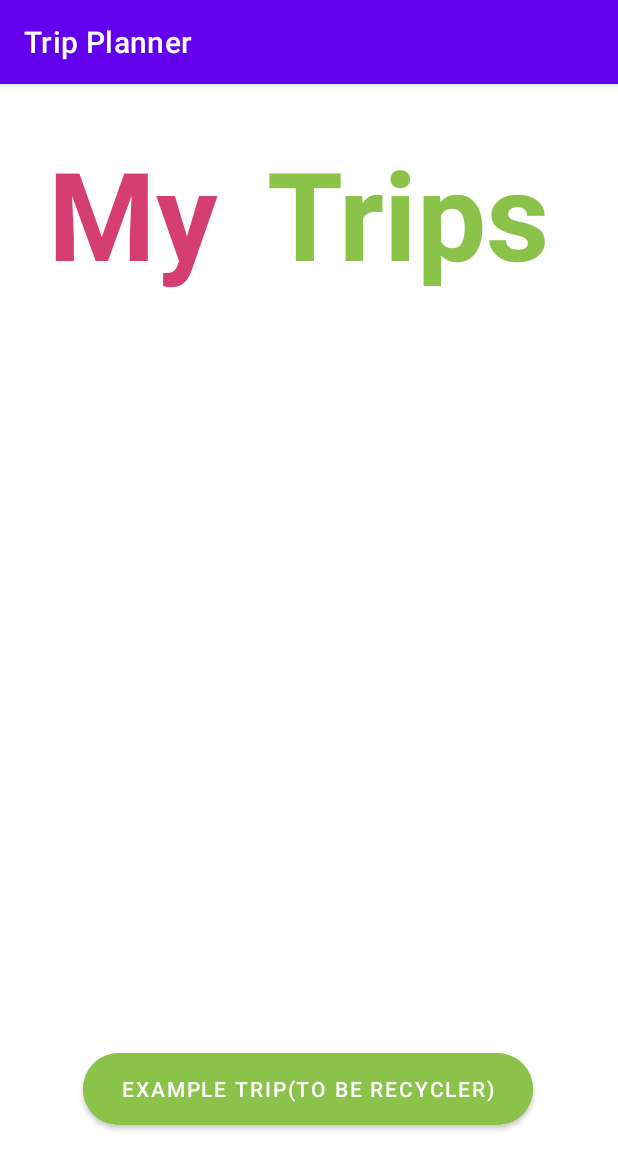
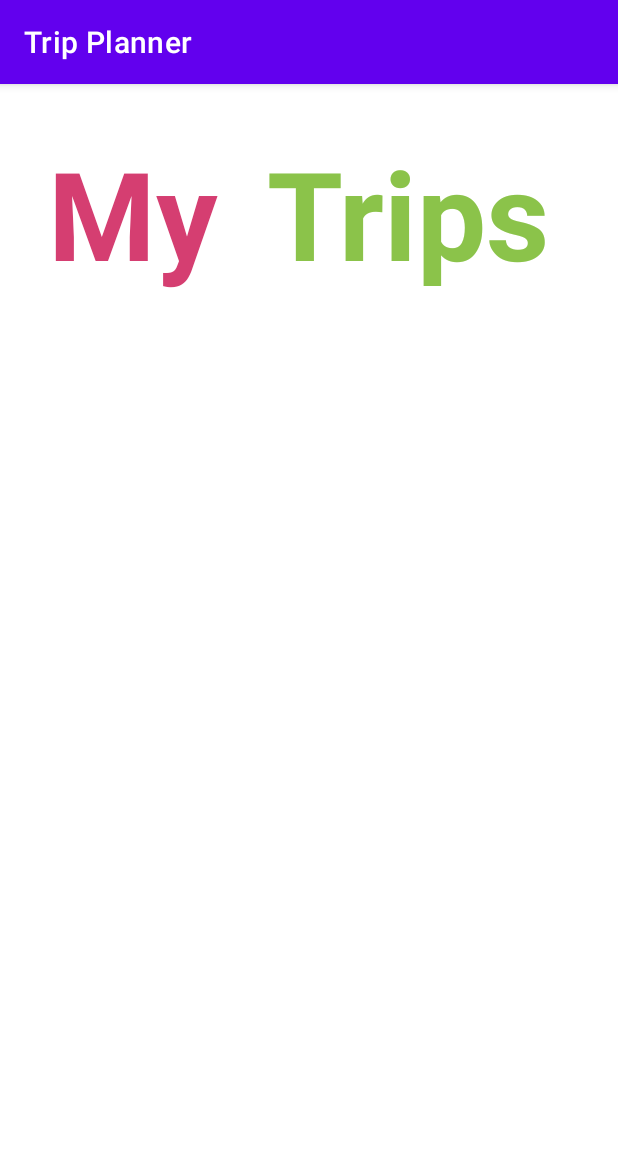
Before and after one commit to gadiFleischer/post-pc-final-project, an Android app: the MyTrips screen opened directly, with no data from a screen before it, on a phone screen of 412 x 824 dp. Shown: the top 1169 px of the screen. Run offline under Robolectric (Android 15) with nearby library versions, the phone set to English and light mode, and no system bars; libraries missing offline, so code that uses them is left out: com.hbb20.

Commit message:
refactor recycler

```diff
--- a/app/src/main/java/com/example/tripplanner/EditMapActivity.java
+++ b/app/src/main/java/com/example/tripplanner/EditMapActivity.java
@@ -232,6 +232,7 @@ public class EditMapActivity extends FragmentActivity implements OnMapReadyCallb
 
     public void populateLocations() {
         float iconColor = BitmapDescriptorFactory.HUE_RED;
+
         for (int i = 0; i < addedEvents.size(); i++) {
             EventModel l = addedEvents.get(i);
             switch (l.category) {
--- a/app/src/main/java/com/example/tripplanner/MyTrips.java
+++ b/app/src/main/java/com/example/tripplanner/MyTrips.java
@@ -27,7 +27,6 @@ import java.util.Objects;
 public class MyTrips extends AppCompatActivity implements Serializable {
 
     public TripItemsHolder holder = null;
-    Button tripExampleButton;
     @Override
     protected void onCreate(Bundle savedInstanceState) {
         super.onCreate(savedInstanceState);
@@ -47,11 +46,5 @@ public class MyTrips extends AppCompatActivity implements Serializable {
         recyclerView.setAdapter(recyclerAdapter);
         recyclerView.addItemDecoration(new DividerItemDecoration(this, DividerItemDecoration.VERTICAL));
 
-        tripExampleButton = findViewById(R.id.tripExampleButton);
-        tripExampleButton.setOnClickListener(view -> {
-            Intent tripDetailsActivity = new Intent(this, TripDetails.class);
-            this.startActivity(tripDetailsActivity);
-        });
-
     }
 }
--- a/app/src/main/java/com/example/tripplanner/TripItemAdapter.java
+++ b/app/src/main/java/com/example/tripplanner/TripItemAdapter.java
@@ -63,7 +63,7 @@ class TripItemViewHolder extends RecyclerView.ViewHolder implements Serializable
 }
 
 public class TripItemAdapter extends RecyclerView.Adapter<TripItemViewHolder> implements Serializable {
-    private TripItemsHolder itemHolder;
+    TripItemsHolder itemHolder;
     Context context;
     LayoutInflater inflater;
 
@@ -92,36 +92,6 @@ public class TripItemAdapter extends RecyclerView.Adapter<TripItemViewHolder> im
         });
 
         }
-//        holder.checkBox.setChecked(curTrip.getIsDone());
-//        holder.checkBox.setOnClickListener(new View.OnClickListener(){
-//            @Override
-//            public void onClick(View view){
-//                int position = holder.getLayoutPosition();
-//                TodoItem item = itemHolder.getCurrentItems().get(position);
-//                if (holder.checkBox.isChecked()){
-//                    itemHolder.markItemDone(position);
-//                    notifyDataSetChanged();
-//                }
-//                else{
-//                    itemHolder.markItemInProgress(position);
-//                    notifyDataSetChanged();
-//                }
-//            }
-//        });
-//
-
-
-//        holder.actionButton.setOnClickListener(v -> {
-//            Intent editIntent = new Intent(this.context, EditScreenActivity.class);
-//            editIntent.putExtra("tripId", curTrip);
-//        });
-
-//        holder.actionButton.setOnClickListener(view ->{
-//            Intent editIntent = new Intent(this.context, EditScreenActivity.class);
-//            editIntent.putExtra("tripId", curTrip);
-//            this.context.startActivity(editIntent);
-//        });
-
 
 
     @Override
@@ -129,5 +99,4 @@ public class TripItemAdapter extends RecyclerView.Adapter<TripItemViewHolder> im
         return this.itemHolder.getCurrentItems().size();
     }
 
-
 }
--- a/app/src/main/res/layout/my_trips_activty.xml
+++ b/app/src/main/res/layout/my_trips_activty.xml
@@ -35,32 +35,16 @@
         app:layout_constraintTop_toTopOf="parent"
         app:layout_constraintVertical_bias="0.048" />
 
-    <Button
-        android:id="@+id/tripExampleButton"
-        android:layout_width="300dp"
-        android:layout_height="60dp"
-        android:layout_gravity="center_horizontal"
-        android:backgroundTint="#8BC34A"
-        android:text="example Trip(to be recycler)"
-        app:cornerRadius="28dp"
-        app:layout_constraintBottom_toBottomOf="parent"
-        app:layout_constraintEnd_toEndOf="parent"
-        app:layout_constraintHorizontal_bias="0.495"
-        app:layout_constraintLeft_toLeftOf="parent"
-        app:layout_constraintRight_toRightOf="parent"
-        app:layout_constraintStart_toStartOf="parent"
-        app:layout_constraintTop_toTopOf="parent"
-        app:layout_constraintVertical_bias="0.904" />
 
     <androidx.recyclerview.widget.RecyclerView
         android:id="@+id/recyclerTrips"
         android:layout_width="413dp"
         android:layout_height="405dp"
         android:layout_marginLeft="16dp"
-        app:layout_constraintBottom_toTopOf="@+id/tripExampleButton"
+        app:layout_constraintBottom_toBottomOf="parent"
         app:layout_constraintLeft_toLeftOf="parent"
         app:layout_constraintTop_toBottomOf="@+id/myTripsTitle2"
-        app:layout_constraintVertical_bias="1.0" />
+        app:layout_constraintVertical_bias="0.0" />
 
 
 </androidx.constraintlayout.widget.ConstraintLayout>
```
